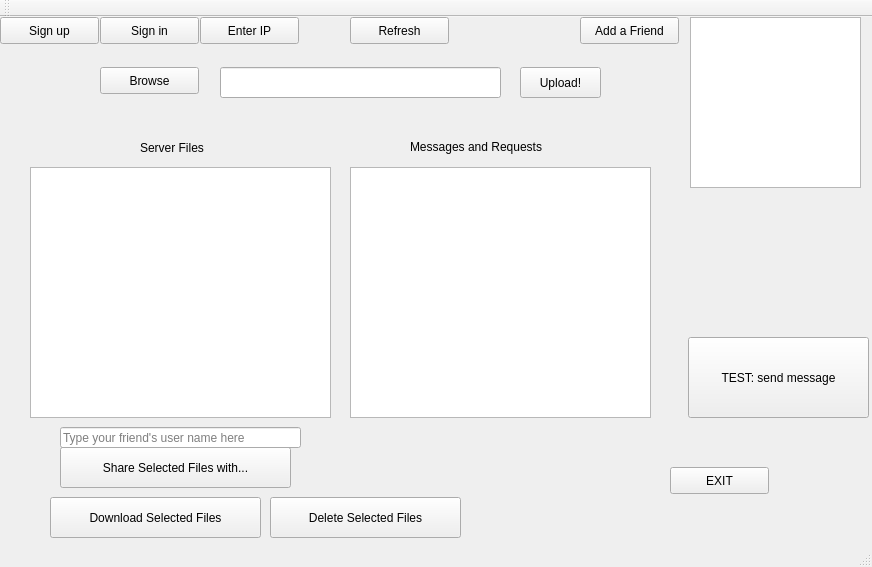
Old version of the form sharefileclient/mainwindow.ui in the repository taragu/sharefile.
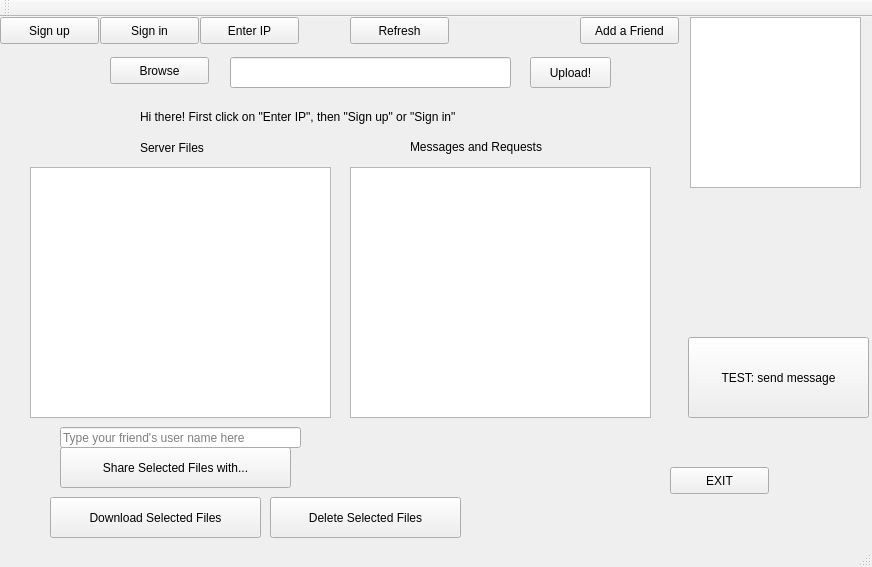
New version of the form.

```diff
--- a/sharefileclient/mainwindow.ui
+++ b/sharefileclient/mainwindow.ui
@@ -40,8 +40,8 @@
    <widget class="QPushButton" name="upload_button">
     <property name="geometry">
      <rect>
-      <x>520</x>
-      <y>50</y>
+      <x>530</x>
+      <y>40</y>
       <width>81</width>
       <height>31</height>
      </rect>
@@ -118,8 +118,8 @@
    <widget class="QLineEdit" name="browse_path_lineedit">
     <property name="geometry">
      <rect>
-      <x>220</x>
-      <y>50</y>
+      <x>230</x>
+      <y>40</y>
       <width>281</width>
       <height>31</height>
      </rect>
@@ -128,8 +128,8 @@
    <widget class="QPushButton" name="browse_button">
     <property name="geometry">
      <rect>
-      <x>100</x>
-      <y>50</y>
+      <x>110</x>
+      <y>40</y>
       <width>99</width>
       <height>27</height>
      </rect>
@@ -249,6 +249,19 @@
      <string>TEST: send message</string>
     </property>
    </widget>
+   <widget class="QLabel" name="greetings_label">
+    <property name="geometry">
+     <rect>
+      <x>140</x>
+      <y>90</y>
+      <width>431</width>
+      <height>20</height>
+     </rect>
+    </property>
+    <property name="text">
+     <string>Hi there! First click on &quot;Enter IP&quot;, then &quot;Sign up&quot; or &quot;Sign in&quot;</string>
+    </property>
+   </widget>
   </widget>
   <widget class="QToolBar" name="mainToolBar">
    <attribute name="toolBarArea">
```
